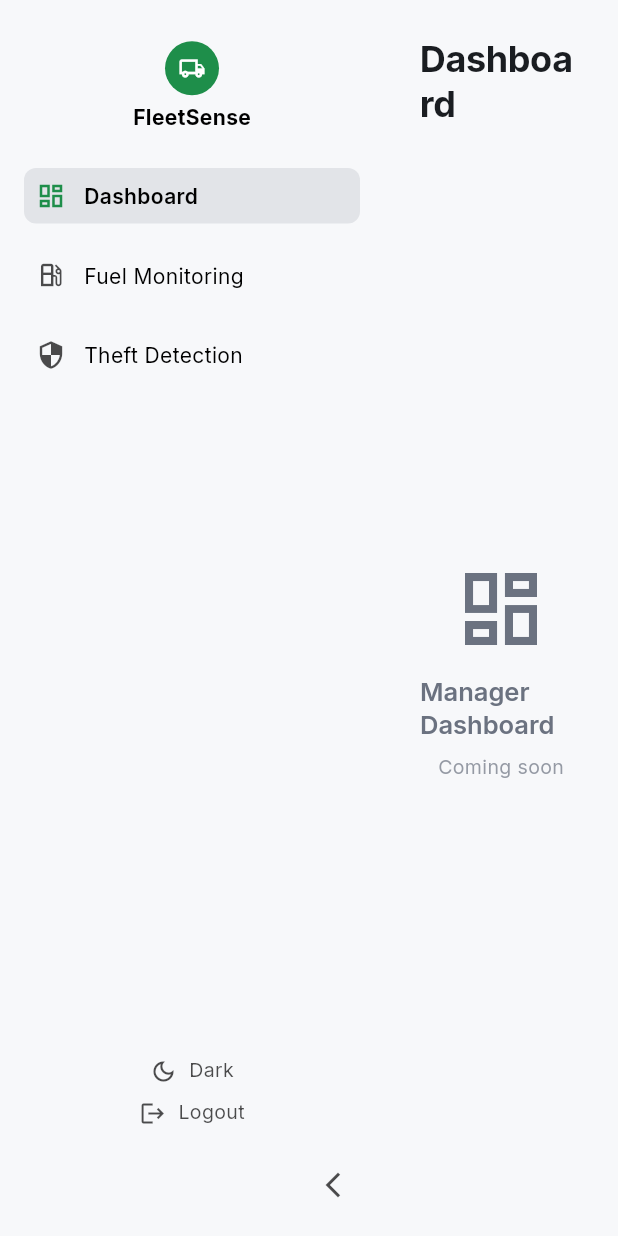
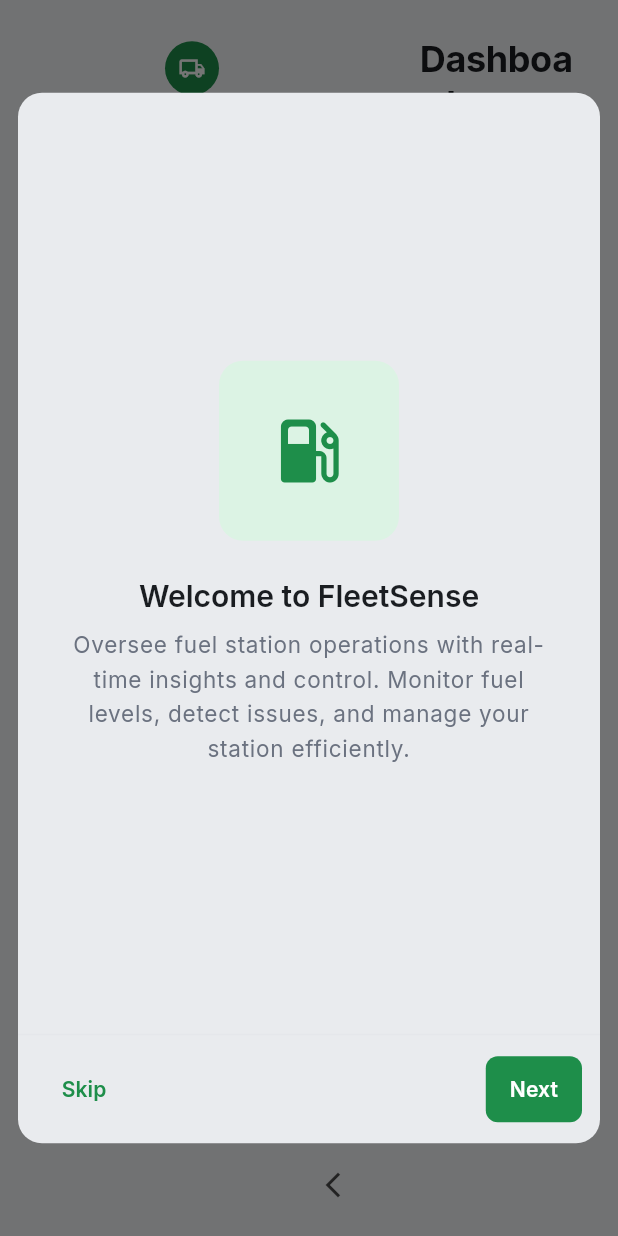
Before and after one commit to aaronCustodio11/project_fuel, a Flutter app: the ManagerScreen screen opened by its route, on a phone screen of 412 x 824 dp. Run offline on Flutter 3.47's test engine with Material 3 defaults, Android fonts, the light colour scheme and no system bars; drawn by our look-alikes of sidebarx; our stand-ins replace flutter_map, google_fonts, latlong2, shared_preferences, water_drop_nav_bar; missing offline and left inert: chartify; accounts and stored records are empty.

Commit message:
Minor changes, Introductory but not final

```diff
--- a/lib/features/driver/driver_screen.dart
+++ b/lib/features/driver/driver_screen.dart
@@ -4,6 +4,7 @@ import 'package:project_fuel/features/driver/pages/deliveries_page.dart';
 import 'package:project_fuel/features/driver/pages/maintenance_page.dart';
 import 'package:project_fuel/features/profile/pages/profile_page.dart';
 import 'package:project_fuel/shared/widgets/bottom_nav_bar.dart';
+import 'package:project_fuel/shared/widgets/introductory.dart';
 
 class DriverScreen extends StatefulWidget {
   const DriverScreen({super.key});
@@ -23,6 +24,14 @@ class _DriverScreenState extends State<DriverScreen> {
   ];
 
   @override
+  void initState() {
+    super.initState();
+    WidgetsBinding.instance.addPostFrameCallback((_) {
+      showIntroductoryOverlay(context, role: IntroductoryRole.driver);
+    });
+  }
+
+  @override
   Widget build(BuildContext context) {
     return Scaffold(
       body: IndexedStack(
--- a/lib/features/manager/manager_screen.dart
+++ b/lib/features/manager/manager_screen.dart
@@ -3,6 +3,7 @@ import 'package:project_fuel/features/manager/pages/dashboard_page.dart';
 import 'package:project_fuel/features/manager/pages/fuel_monitoring_page.dart';
 import 'package:project_fuel/features/manager/pages/theft_detection_page.dart';
 import 'package:project_fuel/shared/widgets/sidebar.dart';
+import 'package:project_fuel/shared/widgets/introductory.dart';
 import 'package:sidebarx/sidebarx.dart';
 
 class ManagerScreen extends StatefulWidget {
@@ -20,6 +21,14 @@ class _ManagerScreenState extends State<ManagerScreen> {
     ManagerFuelMonitoring(),
     ManagerTheftDetection(),
   ];
+
+  @override
+  void initState() {
+    super.initState();
+    WidgetsBinding.instance.addPostFrameCallback((_) {
+      showIntroductoryOverlay(context, role: IntroductoryRole.manager);
+    });
+  }
 
   static const _sidebarItems = [
     SidebarXItem(icon: Icons.dashboard_outlined, label: 'Dashboard'),
--- a/lib/features/supplier/supplier_screen.dart
+++ b/lib/features/supplier/supplier_screen.dart
@@ -5,6 +5,7 @@ import 'package:project_fuel/features/supplier/pages/maintenance_page.dart';
 import 'package:project_fuel/features/supplier/pages/theft_detection_page.dart';
 import 'package:project_fuel/features/supplier/pages/user_dashboard_page.dart';
 import 'package:project_fuel/shared/widgets/sidebar.dart';
+import 'package:project_fuel/shared/widgets/introductory.dart';
 import 'package:sidebarx/sidebarx.dart';
 
 class SupplierScreen extends StatefulWidget {
@@ -16,6 +17,14 @@ class SupplierScreen extends StatefulWidget {
 
 class _SupplierScreenState extends State<SupplierScreen> {
   int _selectedIndex = 0;
+
+  @override
+  void initState() {
+    super.initState();
+    WidgetsBinding.instance.addPostFrameCallback((_) {
+      showIntroductoryOverlay(context, role: IntroductoryRole.supplier);
+    });
+  }
 
   late final List<Widget> _pages = [
     SupplierDashboard(onNavigate: _onNavigate),
--- /dev/null
+++ b/lib/shared/widgets/introductory.dart
@@ -0,0 +1,311 @@
+import 'package:flutter/material.dart';
+import 'package:project_fuel/core/theme/app_theme.dart';
+
+enum IntroductoryRole { supplier, manager, driver }
+
+Future<void> showIntroductoryOverlay(
+  BuildContext context, {
+  required IntroductoryRole role,
+}) {
+  return showDialog<void>(
+    context: context,
+    barrierDismissible: false,
+    barrierColor: Colors.black54,
+    builder: (_) => _IntroductoryOverlay(role: role),
+  );
+}
+
+class _IntroductoryOverlay extends StatefulWidget {
+  final IntroductoryRole role;
+
+  const _IntroductoryOverlay({required this.role});
+
+  @override
+  State<_IntroductoryOverlay> createState() => _IntroductoryOverlayState();
+}
+
+class _IntroductoryOverlayState extends State<_IntroductoryOverlay> {
+  late final PageController _pageController;
+  int _currentPage = 0;
+
+  @override
+  void initState() {
+    super.initState();
+    _pageController = PageController();
+  }
+
+  @override
+  void dispose() {
+    _pageController.dispose();
+    super.dispose();
+  }
+
+  void _onNext() {
+    final pages = _pagesForRole(widget.role);
+    if (_currentPage < pages.length - 1) {
+      _pageController.nextPage(
+        duration: const Duration(milliseconds: 400),
+        curve: Curves.easeInOut,
+      );
+    } else {
+      Navigator.of(context).pop();
+    }
+  }
+
+  void _onBack() {
+    if (_currentPage > 0) {
+      _pageController.previousPage(
+        duration: const Duration(milliseconds: 400),
+        curve: Curves.easeInOut,
+      );
+    }
+  }
+
+  List<_IntroPageData> _pagesForRole(IntroductoryRole role) {
+    return switch (role) {
+      IntroductoryRole.supplier => _supplierPages,
+      IntroductoryRole.manager => _managerPages,
+      IntroductoryRole.driver => _driverPages,
+    };
+  }
+
+  static const _supplierPages = [
+    _IntroPageData(
+      icon: Icons.local_gas_station_rounded,
+      title: 'Welcome to FleetSense',
+      description:
+          'Manage your entire fuel supply operation from one central hub. '
+          'Track fleets, monitor users, and keep your business running '
+          'efficiently.',
+    ),
+    _IntroPageData(
+      icon: Icons.dashboard_outlined,
+      title: 'Dashboard',
+      description:
+          'Get a complete overview of your supply operations. View key '
+          'metrics, active deliveries, and system alerts at a glance.',
+    ),
+    _IntroPageData(
+      icon: Icons.people_outline,
+      title: 'User Dashboard',
+      description:
+          'Manage all users across your supply network. Assign roles, '
+          'track activity, and control access permissions.',
+    ),
+    _IntroPageData(
+      icon: Icons.build_outlined,
+      title: 'Maintenance',
+      description:
+          'Schedule and track maintenance for your entire fleet. Get '
+          'service reminders and maintain detailed repair histories.',
+    ),
+    _IntroPageData(
+      icon: Icons.map_outlined,
+      title: 'Fleet Tracking',
+      description:
+          'Monitor your tanker trucks in real time with live GPS tracking. '
+          'View routes, ETAs, and optimize delivery schedules.',
+    ),
+    _IntroPageData(
+      icon: Icons.security_outlined,
+      title: 'Theft Detection',
+      description:
+          'Protect your fuel assets with intelligent monitoring. Detect '
+          'unauthorized access and unusual activity instantly.',
+    ),
+  ];
+
+  static const _managerPages = [
+    _IntroPageData(
+      icon: Icons.local_gas_station_rounded,
+      title: 'Welcome to FleetSense',
+      description:
+          'Oversee fuel station operations with real-time insights and '
+          'control. Monitor fuel levels, detect issues, and manage your '
+          'station efficiently.',
+    ),
+    _IntroPageData(
+      icon: Icons.dashboard_outlined,
+      title: 'Dashboard',
+      description:
+          'View key performance indicators for your station. Track fuel '
+          'inventory, sales metrics, and operational status at a glance.',
+    ),
+    _IntroPageData(
+      icon: Icons.local_gas_station_outlined,
+      title: 'Fuel Monitoring',
+      description:
+          'Monitor fuel tank levels, dispensed volumes, and inventory in '
+          'real time. Get low-stock alerts and track consumption patterns.',
+    ),
+    _IntroPageData(
+      icon: Icons.security_outlined,
+      title: 'Theft Detection',
+      description:
+          'Detect and prevent fuel theft with smart monitoring systems. '
+          'Receive instant alerts on suspicious activity.',
+    ),
+  ];
+
+  static const _driverPages = [
+    _IntroPageData(
+      icon: Icons.local_gas_station_rounded,
+      title: 'Welcome to FleetSense',
+      description:
+          'Your all-in-one tool for managing fuel deliveries on the road. '
+          'Navigate routes, track deliveries, and keep your truck in top '
+          'condition.',
+    ),
+    _IntroPageData(
+      icon: Icons.map_outlined,
+      title: 'Live Map',
+      description:
+          'View your assigned routes and navigate to delivery locations '
+          'with real-time GPS tracking and turn-by-turn directions.',
+    ),
+    _IntroPageData(
+      icon: Icons.build_outlined,
+      title: 'Maintenance',
+      description:
+          'Keep your truck in top condition. View maintenance schedules, '
+          'report issues, and track service history.',
+    ),
+    _IntroPageData(
+      icon: Icons.route_outlined,
+      title: 'Deliveries',
+      description:
+          'View your delivery schedule, check order details, and update '
+          'delivery statuses in real time.',
+    ),
+    _IntroPageData(
+      icon: Icons.person_outline,
+      title: 'Profile',
+      description:
+          'Manage your account settings, view your schedule, and update '
+          'personal information from your profile.',
+    ),
+  ];
+
+  @override
+  Widget build(BuildContext context) {
+    final theme = Theme.of(context);
+    final pages = _pagesForRole(widget.role);
+    final isLastPage = _currentPage == pages.length - 1;
+    final screen = MediaQuery.of(context);
+    final isMobile = screen.size.width < 600;
+    final maxW = isMobile ? screen.size.width * 0.95 : 520.0;
+    final maxH = isMobile ? screen.size.height * 0.85 : 640.0;
+
+    return Dialog(
+      insetPadding: EdgeInsets.all(isMobile ? 12 : 24),
+      shape: RoundedRectangleBorder(
+        borderRadius: BorderRadius.circular(FleetRadius.lg),
+      ),
+      child: Container(
+        constraints: BoxConstraints(maxWidth: maxW, maxHeight: maxH),
+        child: Column(
+          children: [
+            Expanded(
+              child: PageView.builder(
+                controller: _pageController,
+                onPageChanged: (i) => setState(() => _currentPage = i),
+                itemCount: pages.length,
+                itemBuilder: (_, i) => _buildPage(theme, pages[i], isMobile),
+              ),
+            ),
+            _buildBottomBar(theme, isMobile, isLastPage),
+          ],
+        ),
+      ),
+    );
+  }
+
+  Widget _buildPage(ThemeData theme, _IntroPageData data, bool isMobile) {
+    final iconSize = isMobile ? 56.0 : 72.0;
+    final boxSize = isMobile ? 120.0 : 160.0;
+    final paddingV = isMobile ? 24.0 : 40.0;
+    final paddingH = isMobile ? 24.0 : 32.0;
+
+    return Padding(
+      padding: EdgeInsets.fromLTRB(paddingH, paddingV, paddingH, 24),
+      child: Column(
+        mainAxisAlignment: MainAxisAlignment.center,
+        children: [
+          Container(
+            width: boxSize,
+            height: boxSize,
+            decoration: BoxDecoration(
+              color: theme.colorScheme.primaryContainer,
+              borderRadius: BorderRadius.circular(FleetRadius.lg),
+            ),
+            child: Center(
+              child: Icon(
+                data.icon,
+                size: iconSize,
+                color: theme.colorScheme.primary,
+              ),
+            ),
+          ),
+          SizedBox(height: isMobile ? 24 : 32),
+          Text(
+            data.title,
+            style: theme.textTheme.headlineMedium,
+            textAlign: TextAlign.center,
+          ),
+          SizedBox(height: isMobile ? 8 : 12),
+          Text(
+            data.description,
+            style: theme.textTheme.bodyLarge?.copyWith(
+              color: theme.colorScheme.onSurfaceVariant,
+            ),
+            textAlign: TextAlign.center,
+          ),
+        ],
+      ),
+    );
+  }
+
+  Widget _buildBottomBar(ThemeData theme, bool isMobile, bool isLastPage) {
+    return Container(
+      padding: EdgeInsets.fromLTRB(isMobile ? 12 : 20, 12, isMobile ? 12 : 20, isMobile ? 12 : 20),
+      decoration: BoxDecoration(
+        border: Border(
+          top: BorderSide(color: theme.colorScheme.outline, width: 1),
+        ),
+      ),
+      child: Row(
+        children: [
+          TextButton(
+            onPressed: () => Navigator.of(context).pop(),
+            child: const Text('Skip'),
+          ),
+          const Spacer(),
+          if (_currentPage > 0)
+            Padding(
+              padding: const EdgeInsets.only(right: 12),
+              child: OutlinedButton(
+                onPressed: _onBack,
+                child: const Text('Back'),
+              ),
+            ),
+          FilledButton(
+            onPressed: _onNext,
+            child: Text(isLastPage ? 'Get Started' : 'Next'),
+          ),
+        ],
+      ),
+    );
+  }
+}
+
+class _IntroPageData {
+  final IconData icon;
+  final String title;
+  final String description;
+
+  const _IntroPageData({
+    required this.icon,
+    required this.title,
+    required this.description,
+  });
+}
--- a/lib/shared/widgets/logout_dialog.dart
+++ b/lib/shared/widgets/logout_dialog.dart
@@ -2,20 +2,51 @@ import 'package:flutter/material.dart';
 import 'package:project_fuel/core/theme/app_theme.dart';
 
 Future<bool> showLogoutConfirmationDialog(BuildContext context) async {
+  final theme = Theme.of(context);
   final result = await showDialog<bool>(
     context: context,
     builder: (context) => AlertDialog(
       shape: RoundedRectangleBorder(
         borderRadius: BorderRadius.circular(FleetRadius.md),
       ),
-      title: const Text('Log out'),
-      content: const Text('Are you sure you want to log out?'),
+      title: Column(
+        mainAxisSize: MainAxisSize.min,
+        children: [
+          Container(
+            padding: const EdgeInsets.all(12),
+            margin: const EdgeInsets.only(bottom: 12),
+            decoration: BoxDecoration(
+              color: AppTheme.dangerRed.withValues(alpha: 0.1),
+              shape: BoxShape.circle,
+            ),
+            child: Icon(
+              Icons.logout_rounded,
+              size: 28,
+              color: AppTheme.dangerRed,
+            ),
+          ),
+          Text('Log out', textAlign: TextAlign.center),
+        ],
+      ),
+      content: Text(
+        'Are you sure you want to log out? You will need to sign in again to access your account.',
+        style: theme.textTheme.bodyMedium?.copyWith(
+          color: theme.colorScheme.onSurfaceVariant,
+        ),
+        textAlign: TextAlign.center,
+      ),
       actions: [
-        OutlinedButton(
+        Row(
+          children: [
+            Expanded(
+              child: OutlinedButton(
                 onPressed: () => Navigator.of(context).pop(false),
                 child: const Text('Cancel'),
               ),
-        FilledButton(
+            ),
+            const SizedBox(width: 12),
+            Expanded(
+              child: FilledButton(
                 onPressed: () => Navigator.of(context).pop(true),
                 style: FilledButton.styleFrom(
                   backgroundColor: AppTheme.dangerRed,
@@ -23,6 +54,9 @@ Future<bool> showLogoutConfirmationDialog(BuildContext context) async {
                 ),
                 child: const Text('Log out'),
               ),
+            ),
+          ],
+        ),
       ],
     ),
   );
--- a/lib/shared/widgets/sidebar.dart
+++ b/lib/shared/widgets/sidebar.dart
@@ -168,34 +168,46 @@ class _SidebarState extends State<Sidebar> {
         (themeMode == ThemeMode.system && _lastBrightness == Brightness.light);
     final themeIcon = isLight ? Icons.dark_mode_outlined : Icons.light_mode_outlined;
     final themeLabel = isLight ? 'Dark' : 'Light';
+    final scheme = Theme.of(context).colorScheme;
 
     return Padding(
-      padding: EdgeInsets.all(extended ? FleetSpacing.md : FleetSpacing.sm),
+      padding: EdgeInsets.fromLTRB(
+        FleetSpacing.sm,
+        0,
+        FleetSpacing.sm,
+        extended ? FleetSpacing.md : FleetSpacing.sm,
+      ),
       child: Column(
         mainAxisSize: MainAxisSize.min,
         children: [
-          InkWell(
+          Divider(height: 1, color: scheme.outlineVariant),
+          SizedBox(height: extended ? FleetSpacing.sm : FleetSpacing.xs),
+
+          _FooterButton(
+            extended: extended,
+            icon: themeIcon,
+            label: themeLabel,
             onTap: () => ThemeProvider.toggle(context),
-            borderRadius: BorderRadius.circular(FleetRadius.sm),
-            child: extended
-                ? Row(
+            extendedBuilder: () => Row(
               mainAxisSize: MainAxisSize.min,
               children: [
-                      Icon(themeIcon, color: fg.withValues(alpha: 0.7), size: 18),
+                Icon(themeIcon, color: fg, size: 16),
                 const SizedBox(width: FleetSpacing.sm),
-                      Flexible(
-                        child: Text(
+                Text(
                   themeLabel,
-                          style: TextStyle(color: fg.withValues(alpha: 0.7), fontSize: 13),
-                          overflow: TextOverflow.ellipsis,
-                        ),
+                  style: TextStyle(color: fg, fontSize: 13, fontWeight: FontWeight.w500),
                 ),
               ],
-                  )
-                : Icon(themeIcon, color: fg.withValues(alpha: 0.7), size: 18),
             ),
-          SizedBox(height: extended ? FleetSpacing.sm : FleetSpacing.xs),
-          InkWell(
+            collapsedBuilder: () => Icon(themeIcon, color: fg, size: 18),
+          ),
+
+          SizedBox(height: extended ? FleetSpacing.xs : 2),
+
+          _FooterButton(
+            extended: extended,
+            icon: Icons.logout,
+            label: 'Logout',
             onTap: () async {
               final confirmed = await showLogoutConfirmationDialog(context);
               if (confirmed && context.mounted) {
@@ -205,26 +217,86 @@ class _SidebarState extends State<Sidebar> {
                 }
               }
             },
-            borderRadius: BorderRadius.circular(FleetRadius.sm),
-            child: extended
-                ? Row(
+            isDestructive: true,
+            extendedBuilder: () => Row(
               mainAxisSize: MainAxisSize.min,
               children: [
-                      Icon(Icons.logout, color: fg.withValues(alpha: 0.7), size: 18),
+                Icon(Icons.logout, color: AppTheme.dangerRed, size: 16),
                 const SizedBox(width: FleetSpacing.sm),
-                      Flexible(
-                        child: Text(
+                Text(
                   'Logout',
-                          style: TextStyle(color: fg.withValues(alpha: 0.7), fontSize: 13),
-                          overflow: TextOverflow.ellipsis,
+                  style: TextStyle(
+                    color: AppTheme.dangerRed,
+                    fontSize: 13,
+                    fontWeight: FontWeight.w500,
                   ),
                 ),
               ],
-                  )
-                : Icon(Icons.logout, color: fg.withValues(alpha: 0.7), size: 18),
+            ),
+            collapsedBuilder: () => Icon(Icons.logout, color: AppTheme.dangerRed, size: 18),
           ),
         ],
       ),
     );
   }
 }
+
+class _FooterButton extends StatefulWidget {
+  final bool extended;
+  final IconData icon;
+  final String label;
+  final VoidCallback onTap;
+  final Widget Function() extendedBuilder;
+  final Widget Function() collapsedBuilder;
+  final bool isDestructive;
+
+  const _FooterButton({
+    required this.extended,
+    required this.icon,
+    required this.label,
+    required this.onTap,
+    required this.extendedBuilder,
+    required this.collapsedBuilder,
+    this.isDestructive = false,
+  });
+
+  @override
+  State<_FooterButton> createState() => _FooterButtonState();
+}
+
+class _FooterButtonState extends State<_FooterButton> {
+  bool _isHovered = false;
+
+  @override
+  Widget build(BuildContext context) {
+    final scheme = Theme.of(context).colorScheme;
+    final bg = widget.isDestructive
+        ? AppTheme.dangerRed.withValues(alpha: _isHovered ? 0.12 : 0.0)
+        : scheme.surfaceContainerHighest.withValues(alpha: _isHovered ? 0.5 : 0.0);
+
+    return Tooltip(
+      message: widget.label,
+      waitDuration: const Duration(milliseconds: 300),
+      child: MouseRegion(
+        onEnter: (_) => setState(() => _isHovered = true),
+        onExit: (_) => setState(() => _isHovered = false),
+        child: InkWell(
+          onTap: widget.onTap,
+          borderRadius: BorderRadius.circular(FleetRadius.sm),
+          child: AnimatedContainer(
+            duration: const Duration(milliseconds: 150),
+            padding: EdgeInsets.symmetric(
+              horizontal: widget.extended ? FleetSpacing.md : FleetSpacing.sm,
+              vertical: FleetSpacing.sm,
+            ),
+            decoration: BoxDecoration(
+              color: bg,
+              borderRadius: BorderRadius.circular(FleetRadius.sm),
+            ),
+            child: widget.extended ? widget.extendedBuilder() : widget.collapsedBuilder(),
+          ),
+        ),
+      ),
+    );
+  }
+}
```
Lines whose indentation alone changed are shown as unchanged.
